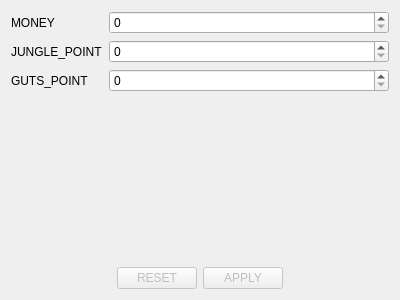
Qt form src/ui/section9tab.ui (Orionsilver/Yo-kai_Editor_B2) before a commit.
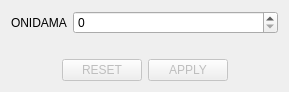
The same form after that commit.

Commit message: implement section 36 separation, and more

```diff
--- a/src/ui/section9tab.ui
+++ b/src/ui/section9tab.ui
@@ -6,8 +6,8 @@
    <rect>
     <x>0</x>
     <y>0</y>
-    <width>400</width>
-    <height>300</height>
+    <width>289</width>
+    <height>92</height>
    </rect>
   </property>
   <property name="windowTitle">
@@ -19,7 +19,7 @@
      <item row="0" column="0">
       <widget class="QLabel" name="label">
        <property name="text">
-        <string>MONEY</string>
+        <string>ONIDAMA</string>
        </property>
       </widget>
      </item>
@@ -30,34 +30,6 @@
        </property>
       </widget>
      </item>
-     <item row="1" column="0">
-      <widget class="QLabel" name="label_3">
-       <property name="text">
-        <string>JUNGLE_POINT</string>
-       </property>
-      </widget>
-     </item>
-     <item row="1" column="1">
-      <widget class="QSpinBox" name="JPCB">
-       <property name="maximum">
-        <number>999999</number>
-       </property>
-      </widget>
-     </item>
-     <item row="2" column="0">
-      <widget class="QLabel" name="label_2">
-       <property name="text">
-        <string>GUTS_POINT</string>
-       </property>
-      </widget>
-     </item>
-     <item row="2" column="1">
-      <widget class="QSpinBox" name="GPCB">
-       <property name="maximum">
-        <number>999999</number>
-       </property>
-      </widget>
-     </item>
     </layout>
    </item>
    <item>
```
The commit also changes 28 other files.
